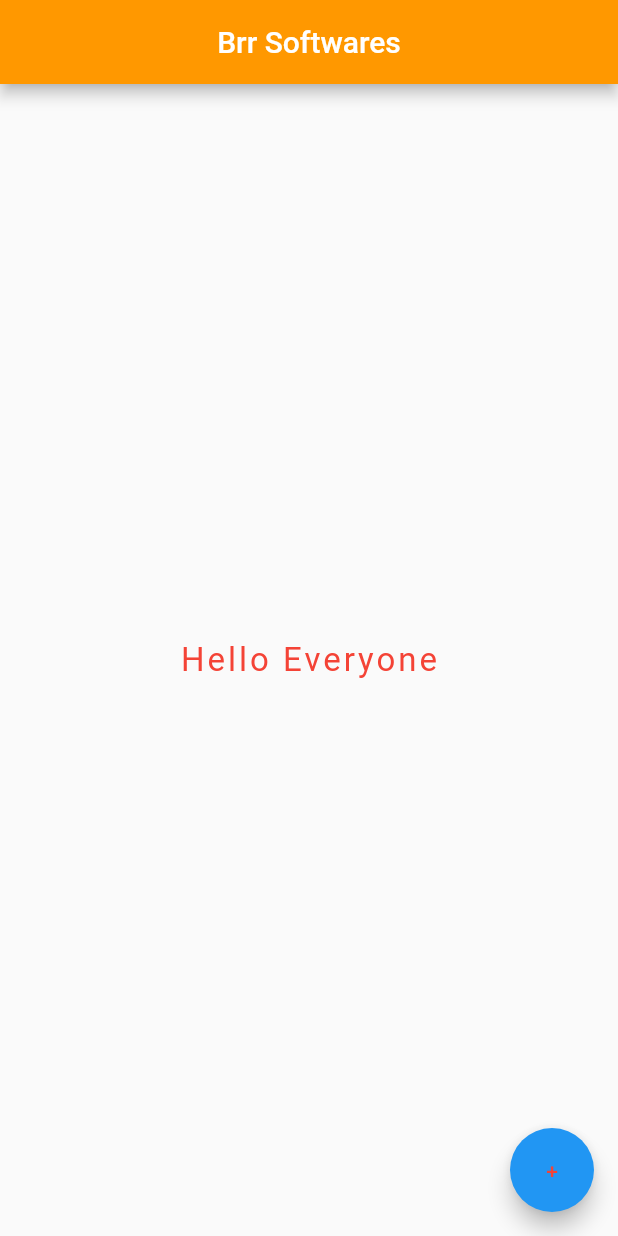
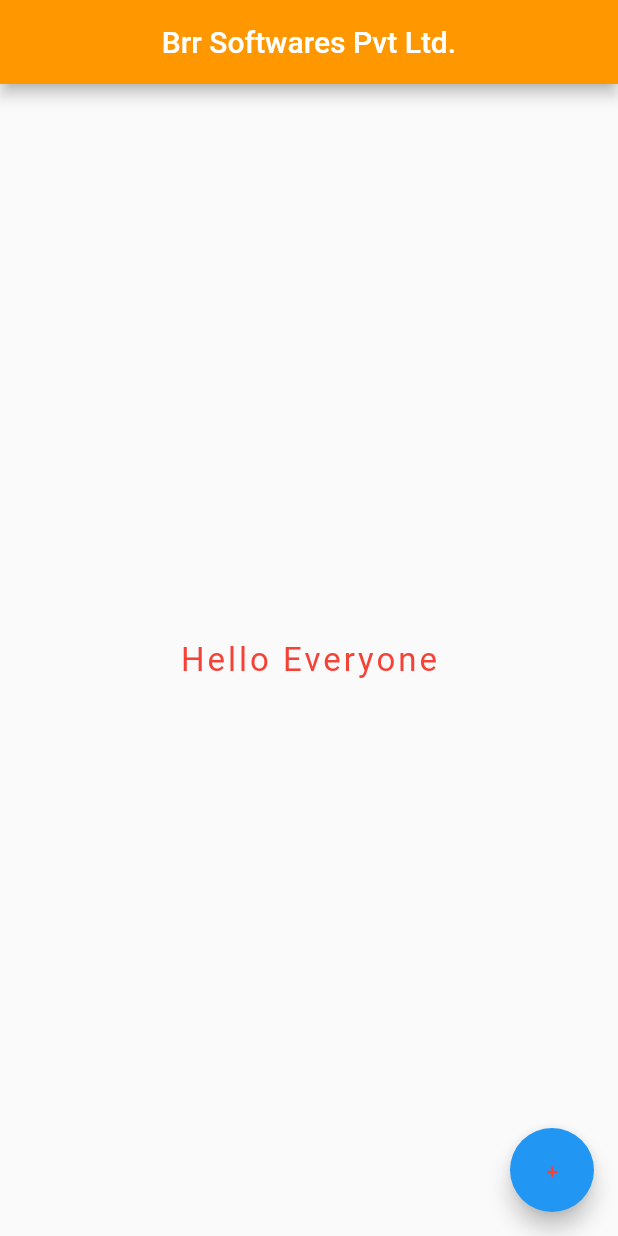
Before and after one commit to SunitaJagadeesh/FirstFlutterProject, a Flutter app: the screen it shows after launch, on a phone screen of 412 x 824 dp. Run offline on Flutter 3.47's test engine with Material 2 defaults, Android fonts, the phone set to English and light mode, and no system bars.

Commit message:
Company name changed

```diff
--- a/lib/main.dart
+++ b/lib/main.dart
@@ -12,7 +12,7 @@ class xyz extends StatelessWidget {
   Widget build(BuildContext context) {
     return Scaffold(
       appBar: AppBar(
-        title: Text('Brr Softwares'),
+        title: Text('Brr Softwares Pvt Ltd.'),
         centerTitle: true,
         backgroundColor: Colors.orange,
       ),
```
